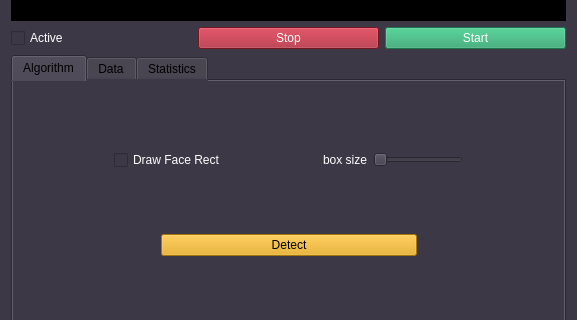
This is gui/include/form.ui in janhajnrych/face_detector as Qt 5 draws it before an edit; both pictures show x 0 to 577 and y 502 to 822 of the 577 by 931 pixel window. The edited form follows.
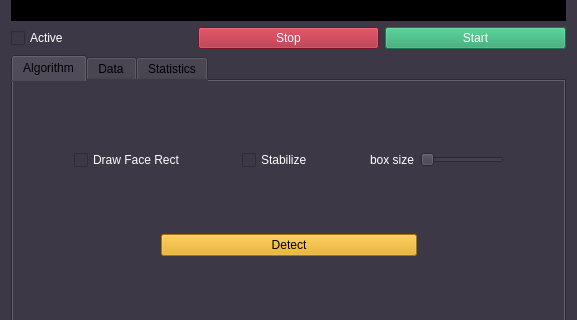
This is the edited form.

The edit to the form file:
```diff
--- a/gui/include/form.ui
+++ b/gui/include/form.ui
@@ -154,6 +154,29 @@
             </property>
            </widget>
           </item>
+          <item>
+           <spacer name="horizontalSpacer_8">
+            <property name="orientation">
+             <enum>Qt::Horizontal</enum>
+            </property>
+            <property name="sizeHint" stdset="0">
+             <size>
+              <width>40</width>
+              <height>20</height>
+             </size>
+            </property>
+           </spacer>
+          </item>
+          <item>
+           <widget class="QCheckBox" name="stabilizerCheckbox">
+            <property name="styleSheet">
+             <string notr="true">color: rgb(255, 255, 255);</string>
+            </property>
+            <property name="text">
+             <string>Stabilize</string>
+            </property>
+           </widget>
+          </item>
           <item>
            <spacer name="horizontalSpacer_7">
             <property name="orientation">
```
